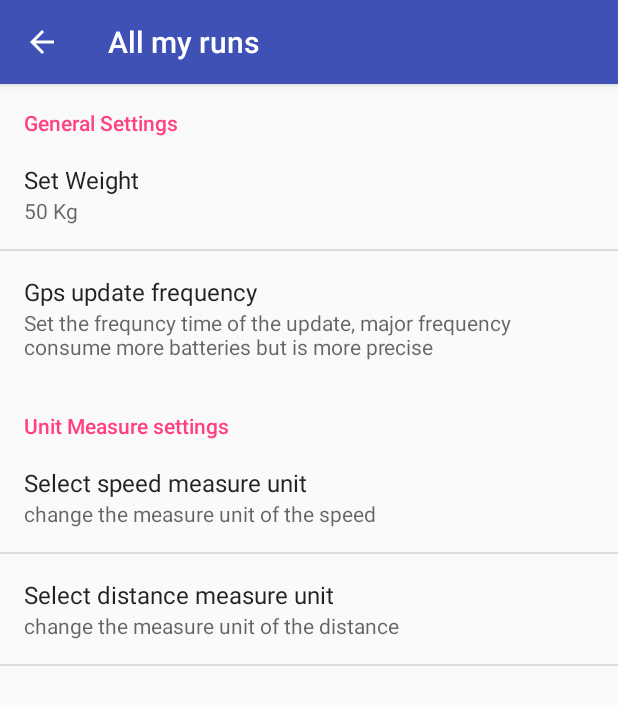
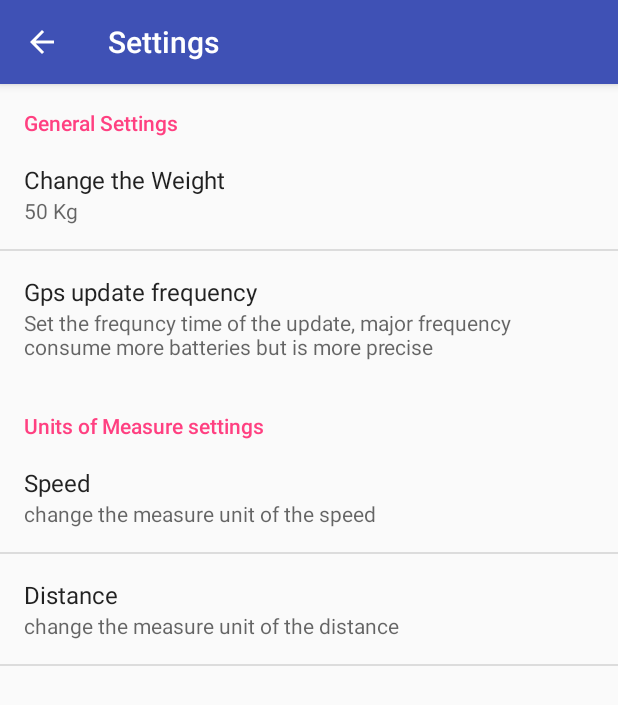
Before and after one commit to thanos92/AllMyRuns, an Android app: the SettingsActivity screen opened directly, with no data from a screen before it, on a phone screen of 412 x 824 dp. Shown: the top 705 px of the screen. Run offline under Robolectric (Android 15) with nearby library versions, the light colour scheme and no system bars.

Commit message:
minor fix

```diff
--- a/app/src/main/AndroidManifest.xml
+++ b/app/src/main/AndroidManifest.xml
@@ -45,7 +45,7 @@
             android:name=".HistoryActivity"
             android:parentActivityName=".MainActivity"
             android:label="@string/history_label" />
-        <activity android:name=".SettingsActivity"/>
+        <activity android:label="@string/settings_label" android:name=".SettingsActivity"/>
     </application>
 
 </manifest>
--- a/app/src/main/res/values/arrays.xml
+++ b/app/src/main/res/values/arrays.xml
@@ -42,6 +42,5 @@
         <item>8</item>
         <item>15</item>
         <item>20</item>
-        <item>40</item>
     </string-array>
 </resources>
--- a/app/src/main/res/values/strings.xml
+++ b/app/src/main/res/values/strings.xml
@@ -23,7 +23,7 @@
     <string name="calories_text">Calories</string>
     <string name="title_activity_settings">Settings</string>
     <string name="pref_title_vibrate">Vibrate</string>
-    <string name="gps_progress_message">Awaiting gps…</string>
+    <string name="gps_progress_message">Awaiting GPS position…</string>
     <string name="cancel_message">Cancel</string>
     <string name="action_context_title">Actions</string>
     <string name="context_delete_message">Delete activity</string>
@@ -79,12 +79,21 @@
     <string name="activity_started">Activity started</string>
     <string name="gps_connected">GPS connected</string>
     <string name="gps_connection_lost">GPS connection lost</string>
+    <string name="gps_found_messag">GPS Not Found</string>
+    <string name="gps_ask">Want To Enable?</string>
+    <string name="setting_unit_measure">Units of Measure settings</string>
+    <string name="distance">Distance</string>
+    <string name="settings_dialog_title">Select distance measure unit</string>
+    <string name="summary_distance">change the measure unit of the distance</string>
+    <string name="gps_settings">Gps update frequency</string>
+    <string name="speed">Speed</string>
+    <string name="summary_speed">change the measure unit of the speed</string>
+    <string name="settings_label">Settings</string>
 
     <string-array name="gps_frequency_text">
         <item>8 seconds</item>
         <item>15 seconds</item>
         <item>20 seconds</item>
-        <item>40 seconds</item>
     </string-array>
 
 
--- a/app/src/main/res/xml/settings_screen.xml
+++ b/app/src/main/res/xml/settings_screen.xml
@@ -4,13 +4,13 @@
     <PreferenceCategory android:title="General Settings">
         <EditTextPreference
             android:key="@string/prefs_weight"
-            android:title="Set Weight"
+            android:title="Change the Weight"
             android:inputType="number"
             android:maxLength="3"
             android:defaultValue="50" />
 
         <ListPreference
-            android:title="Gps update frequency"
+            android:title="@string/gps_settings"
             android:defaultValue="@string/gps_preference_default"
             android:entryValues="@array/gps_frequency_time"
             android:entries="@array/gps_frequency_text"
@@ -19,22 +19,22 @@
         </ListPreference>
     </PreferenceCategory>
 
-    <PreferenceCategory android:title="Unit Measure settings">
-        <ListPreference android:dialogTitle="Select speed unit measure"
+    <PreferenceCategory android:title="@string/setting_unit_measure">
+        <ListPreference android:dialogTitle="@string/speed"
             android:defaultValue="1"
             android:entryValues="@array/speed_array_index"
             android:entries="@array/speed_measure_unit"
             android:key="prefs_speed"
-            android:title="Select speed measure unit"
-            android:summary="change the measure unit of the speed">
+            android:title="@string/speed"
+            android:summary="@string/summary_speed">
         </ListPreference>
-        <ListPreference android:dialogTitle="Select speed unit measure"
+        <ListPreference android:dialogTitle="@string/distance"
             android:defaultValue="1"
             android:entryValues="@array/array_index"
             android:entries="@array/distance_measure_unit"
             android:key="prefs_distance"
-            android:title="Select distance measure unit"
-            android:summary="change the measure unit of the distance">
+            android:title="@string/distance"
+            android:summary="@string/summary_distance">
         </ListPreference>
     </PreferenceCategory>
 
```
Also changed, not shown: app/src/main/java/dv606/gc222bz/finalproject/MainActivity.java (+43 -3 lines), app/src/main/java/dv606/gc222bz/finalproject/PositionService.java (+4 -3 lines), app/src/main/java/dv606/gc222bz/finalproject/utilities/Utilities.java (+0 -25 lines), 1 other file.
